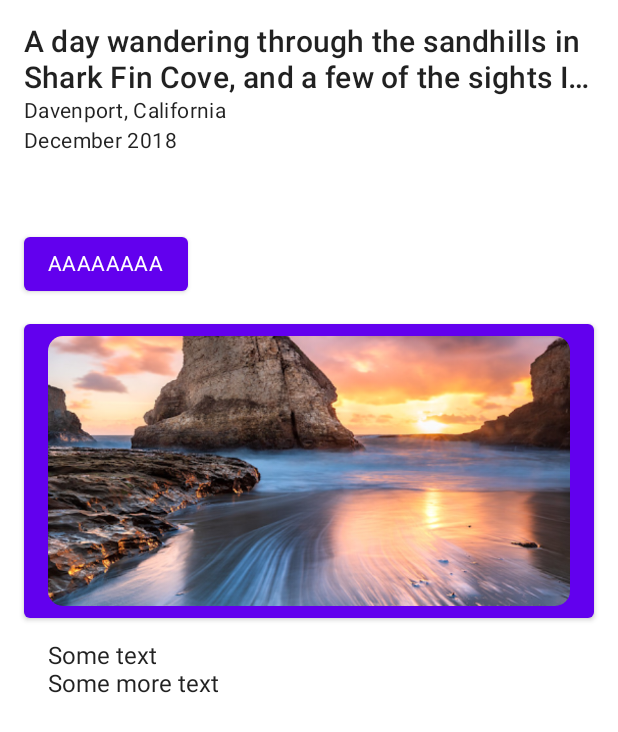
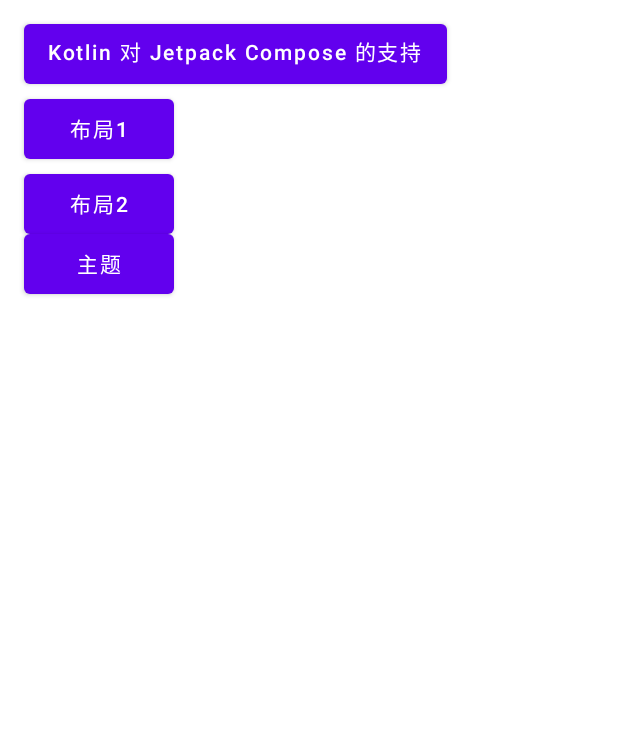
Before and after one commit to thatCbin/ComposeUi, an Android app built with Jetpack Compose: the screen it shows after launch (MainActivity), on a phone screen of 412 x 824 dp. Shown: the top 732 px of the screen. Run offline under Robolectric (Android 15) with nearby library versions, the phone set to English and light mode, and no system bars.

Commit message:
更多Compose用法

```diff
--- a/app/src/main/AndroidManifest.xml
+++ b/app/src/main/AndroidManifest.xml
@@ -21,7 +21,10 @@
             </intent-filter>
         </activity>
 
-        <activity android:name=".RowActivity" />
+        <activity android:name=".layout.RowActivity" />
+        <activity android:name=".HomeActivity" />
+        <activity android:name=".layout.LayoutActivity" />
+        <activity android:name=".ThemeActivity" />
 
     </application>
 
--- a/app/src/main/java/com/cbin/compseui/MainActivity.kt
+++ b/app/src/main/java/com/cbin/compseui/MainActivity.kt
@@ -6,23 +6,19 @@ import android.os.Bundle
 import android.widget.Toast
 import androidx.activity.ComponentActivity
 import androidx.activity.compose.setContent
-import androidx.compose.foundation.Image
 import androidx.compose.foundation.layout.*
-import androidx.compose.foundation.shape.RoundedCornerShape
 import androidx.compose.material.Button
-import androidx.compose.material.MaterialTheme.typography
 import androidx.compose.material.Text
 import androidx.compose.runtime.Composable
 import androidx.compose.ui.Modifier
-import androidx.compose.ui.draw.clip
-import androidx.compose.ui.layout.ContentScale
-import androidx.compose.ui.res.painterResource
-import androidx.compose.ui.text.style.TextOverflow
 import androidx.compose.ui.tooling.preview.Preview
 import androidx.compose.ui.unit.dp
+import com.cbin.compseui.layout.LayoutActivity
+import com.cbin.compseui.layout.RowActivity
 import com.cbin.compseui.ui.theme.CompseUiTheme
 
 class MainActivity : ComponentActivity() {
+
     override fun onCreate(savedInstanceState: Bundle?) {
         super.onCreate(savedInstanceState)
         setContent {
@@ -33,13 +29,26 @@ class MainActivity : ComponentActivity() {
     }
 
 
-    private fun btnClick() {
-        RowActivity.start(this)
+    private fun btnClick(id: Int) {
+        when (id) {
+            0 -> {
+                HomeActivity.start(this)
+            }
+            1 -> {
+                RowActivity.start(this)
+            }
+            2 -> {
+                LayoutActivity.start(this)
+            }
+
+            3 -> {
+
+            }
+            else -> Toast.makeText(this, "没找到对应按钮功能", Toast.LENGTH_LONG).show()
+        }
+
     }
 
-    private fun btn2Click() {
-        Toast.makeText(applicationContext, "B", Toast.LENGTH_LONG).show()
-    }
 
     /**
      * ui
@@ -48,64 +57,58 @@ class MainActivity : ComponentActivity() {
     @Composable
     fun NewsStory() {
         Column(
-            //verticalArrangement: Arrangement. Vertical = Arrangement . Top,
-            //horizontalAlignment: Alignment.Horizontal = Alignment.Start,
         ) {
-
             Column(modifier = Modifier.padding(16.dp)) {
-                Text(
-                    text = "A day wandering through the sandhills in Shark Fin Cove, and a few of the sights I saw",
-                    style = typography.h6,
-                    maxLines = 2,
-                    overflow = TextOverflow.Ellipsis
-                )
-                Text(
-                    text =
-                    "Davenport, California",
-                    style = typography.body2
-                )
-                Text(
-                    text = "December 2018",
-                    style = typography.body2
-                )
-                Spacer(Modifier.height(16.dp))
-            }
-
-            Column(modifier = Modifier.padding(16.dp)) {
-
                 Button(
-                    onClick = { btnClick() }
+                    onClick = { btnClick(0) },
+                    modifier = Modifier
+                        .height(40.dp)
                 ) {
                     Text(
-                        text = "AAAAAAAA",
-                        style = typography.body2,
+                        text = "Kotlin 对 Jetpack Compose 的支持\n",
+//                        style = typography.body2,
                     )
                 }
 
-                Spacer(Modifier.height(16.dp))
+                Spacer(Modifier.height(10.dp))
 
                 Button(
-                    onClick = {
-                        btn2Click()
-                    },
+                    onClick = { btnClick(1) },
+                    modifier = Modifier
+                        .width(100.dp)
+                        .height(40.dp)
                 ) {
-                    Image(
-                        painter = painterResource(id = R.drawable.header),
-                        contentDescription = "",
-                        modifier = Modifier
-                            .height(180.dp)
-                            .fillMaxWidth()
-                            .clip(shape = RoundedCornerShape(10.dp)),
-                        contentScale = ContentScale.Crop
+                    Text(
+                        text = "布局1",
+//                        style = typography.body2,
                     )
                 }
-                Column(
-                    modifier = Modifier.padding(16.dp),
-                    content = {
-                        Text("Some text")
-                        Text("Some more text")
-                    }
-                )
+                Spacer(Modifier.height(10.dp))
+
+                Button(
+                    onClick = { btnClick(2) },
+                    modifier = Modifier
+                        .width(100.dp)
+                        .height(40.dp)
+                ) {
+                    Text(
+                        text = "布局2",
+//                        style = typography.body2,
+                    )
+                }
+
+                Button(
+                    onClick = { btnClick(3) },
+                    modifier = Modifier
+                        .width(100.dp)
+                        .height(40.dp)
+                ) {
+                    Text(
+                        text = "主题",
+//                        style = typography.body2,
+                    )
+                }
+
             }
         }
 
--- a/app/src/main/java/com/cbin/compseui/RowActivity.kt
+++ b/app/src/main/java/com/cbin/compseui/layout/RowActivity.kt
@@ -1,4 +1,4 @@
-package com.cbin.compseui
+package com.cbin.compseui.layout
 
 import android.content.Context
 import android.content.Intent
```
Also changed, not shown: app/src/main/java/com/cbin/compseui/HomeActivity.kt (added, +120 -0 lines), app/src/main/java/com/cbin/compseui/ThemeActivity.kt (added, +30 -0 lines), app/src/main/java/com/cbin/compseui/layout/LayoutActivity.kt (added, +76 -0 lines), app/src/main/res/drawable/item_pay_chicked.png (added).
